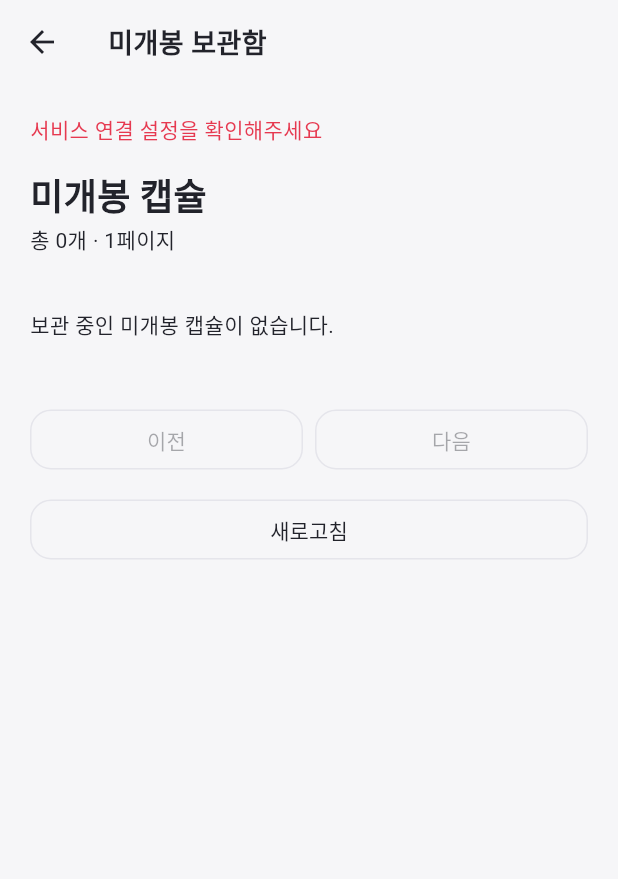
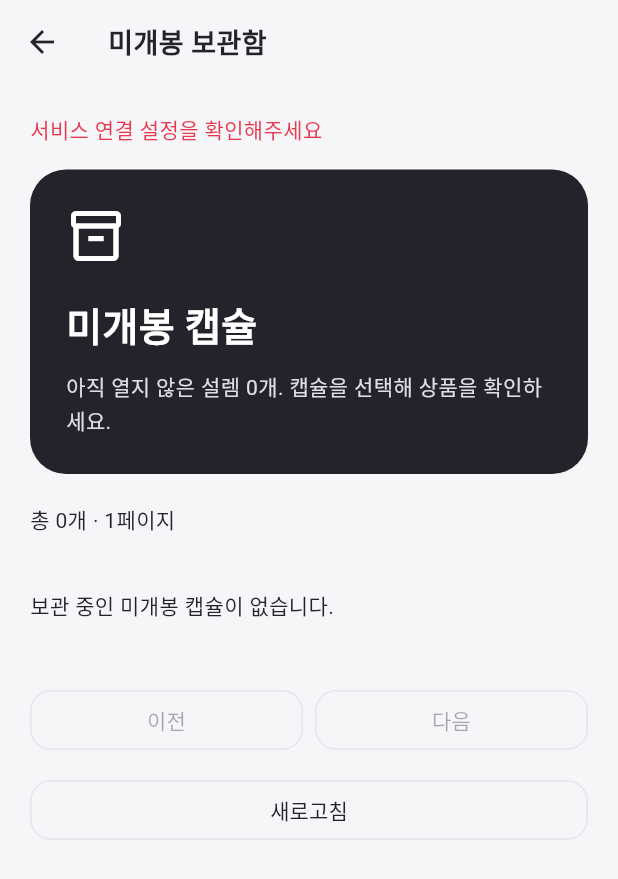
Before and after one commit to whysobara-rgb/-, a Flutter app: the OrderFlowPage screen opened directly with empty values, on a phone screen of 412 x 824 dp. Shown: the top 879 px of the screen. Run offline on Flutter 3.47's test engine with Material 3 defaults, Android fonts, the phone set to English and light mode, and no system bars; our stand-ins replace cached_network_image, flutter_secure_storage, shared_preferences; accounts and stored records are empty; Roboto replaces fonts that are missing (Pretendard).

Commit message:
Refine purchase confirmation and capsule reveal presentation

```diff
--- a/lib/features/orders/order_flow_page.dart
+++ b/lib/features/orders/order_flow_page.dart
@@ -1,6 +1,7 @@
 import 'package:flutter/material.dart';
 import 'package:provider/provider.dart';
 import '../../core/network/api_client.dart';
+import '../../core/theme/app_colors.dart';
 import '../../shared/providers/auth_provider.dart';
 import 'order_models.dart';
 import 'order_repository.dart';
@@ -155,6 +156,41 @@ class _OrderFlowPageState extends State<OrderFlowPage> {
     });
   }
 
+  Widget _summary(IconData icon, String title, String description) => Container(
+    margin: const EdgeInsets.only(bottom: 20),
+    padding: const EdgeInsets.all(24),
+    decoration: BoxDecoration(
+      color: AppColors.textPrimary,
+      borderRadius: BorderRadius.circular(24),
+    ),
+    child: Column(
+      crossAxisAlignment: CrossAxisAlignment.start,
+      children: [
+        Icon(icon, color: Colors.white, size: 40),
+        const SizedBox(height: 20),
+        Text(title, style: const TextStyle(color: Colors.white,
+            fontSize: 26, fontWeight: FontWeight.w800)),
+        const SizedBox(height: 10),
+        Text(description, style: const TextStyle(
+            color: Color(0xFFDEDEE4), height: 1.6)),
+      ],
+    ),
+  );
+
+  Widget _detail(String label, String value) => Padding(
+    padding: const EdgeInsets.symmetric(vertical: 10),
+    child: Row(
+      crossAxisAlignment: CrossAxisAlignment.start,
+      children: [
+        Expanded(child: Text(label,
+            style: const TextStyle(color: AppColors.textSecondary))),
+        const SizedBox(width: 16),
+        Flexible(child: Text(value, textAlign: TextAlign.end,
+            style: const TextStyle(fontWeight: FontWeight.w700))),
+      ],
+    ),
+  );
+
   Widget _button(
     String text,
     VoidCallback? action, {
@@ -179,7 +215,7 @@ class _OrderFlowPageState extends State<OrderFlowPage> {
             child: SizedBox(
               width: 64,
               height: 64,
-              child: prize.imageUrl == null
+              child: prize.imageUrl == null || prize.imageUrl!.isEmpty
                   ? const Icon(Icons.card_giftcard, size: 36)
                   : Image.network(
                       prize.imageUrl!,
@@ -218,13 +254,11 @@ class _OrderFlowPageState extends State<OrderFlowPage> {
   List<Widget> _content() {
     if (_opening != null) {
       return [
-        const Icon(Icons.check_circle_outline, size: 64, color: Colors.green),
-        const Text(
-          '상품이 보관함에 도착했어요',
-          style: TextStyle(fontSize: 24, fontWeight: FontWeight.bold),
-        ),
+        _summary(Icons.auto_awesome, '상품이 보관함에 도착했어요',
+            '새로운 컬렉션을 만나보세요. 아래 상품이 내 보관함에 저장되었습니다.'),
         _prize(_opening!.prize),
-        const Text('확인된 개봉 결과입니다. 다시 확인해도 같은 상품이 표시됩니다.'),
+        const Padding(padding: EdgeInsets.symmetric(vertical: 16),
+            child: Text('내 보관함에 저장했어요. 이 화면을 다시 열어도 같은 결과를 확인할 수 있습니다.')),
         _button('미개봉 보관함으로', _inventory),
         _button('확인하고 돌아가기', () async {
           await _run(() async {
@@ -236,14 +270,11 @@ class _OrderFlowPageState extends State<OrderFlowPage> {
     }
     if (_receipt != null) {
       return [
-        const Icon(Icons.inventory_2_outlined, size: 64),
-        const Text(
-          '구매가 완료됐어요',
-          style: TextStyle(fontSize: 24, fontWeight: FontWeight.bold),
-        ),
-        Text(
-          '${_receipt!.title}\n${_receipt!.quantity}개 · ${_receipt!.total} GP',
-        ),
+        _summary(Icons.check_circle_outline, '구매가 완료됐어요',
+            '열어볼 설렘을 보관했어요. 원하는 순간에 캡슐을 열어보세요.'),
+        _detail('구매 상품', _receipt!.title),
+        _detail('캡슐 수량', '${_receipt!.quantity}개'),
+        _detail('사용 GP', '${_receipt!.total} GP'),
         const Text('캡슐은 미개봉 상태로 보관됩니다. 원하는 때에 하나씩 열어보세요.'),
         _button('미개봉 보관함 보기', _inventory),
       ];
@@ -254,17 +285,17 @@ class _OrderFlowPageState extends State<OrderFlowPage> {
           '개봉 결과 확인',
           style: TextStyle(fontSize: 24, fontWeight: FontWeight.bold),
         ),
-        const Text('결과를 확인하기 전에는 다른 캡슐을 열지 않습니다.'),
+        const Text('개봉 결과를 불러오고 있어요. 연결이 끊겼다면 아래 버튼으로 이어서 확인해주세요.'),
         _button('저장된 결과 다시 확인', () => _recoverOpening(_openingId!)),
         if (_canRetryOpen) _button('이 캡슐 개봉 다시 요청', () => _open(_openingId!)),
       ];
     }
     if (_focused != null) {
       return [
-        Text(
-          _focusedOrder!.title,
-          style: const TextStyle(fontSize: 24, fontWeight: FontWeight.bold),
-        ),
+        _summary(Icons.inventory_2_outlined, '어떤 상품을 만나게 될까요?',
+            _focusedOrder!.title),
+        _detail('개봉 수량', '캡슐 1개'),
+        _detail('추가 결제', '0 GP'),
         const Text(
           '이 캡슐을 개봉하시겠어요?\n추가 GP 차감 없이 구매 당시 확률로 상품을 지급합니다. 개봉 후에는 미개봉 상태로 되돌릴 수 없습니다.',
         ),
@@ -299,10 +330,8 @@ class _OrderFlowPageState extends State<OrderFlowPage> {
     }
     if (_showInventory) {
       widgets.add(
-        const Text(
-          '미개봉 캡슐',
-          style: TextStyle(fontSize: 24, fontWeight: FontWeight.bold),
-        ),
+        _summary(Icons.inventory_2_outlined, '미개봉 캡슐',
+            '아직 열지 않은 설렘 $_total개. 캡슐을 선택해 상품을 확인하세요.'),
       );
       widgets.add(Text('총 $_total개 · $_page페이지'));
       if (_capsules.isEmpty && !_busy) {
@@ -318,6 +347,7 @@ class _OrderFlowPageState extends State<OrderFlowPage> {
           (c) => Card(
             child: ListTile(
               leading: const Icon(Icons.inventory_2_outlined),
+              contentPadding: const EdgeInsets.symmetric(horizontal: 20, vertical: 12),
               title: Text('미개봉 캡슐 · ${c.sequence}번'),
               subtitle: const Text('상품 정보를 확인하고 개봉하세요'),
               trailing: const Icon(Icons.chevron_right),
@@ -362,10 +392,12 @@ class _OrderFlowPageState extends State<OrderFlowPage> {
       widgets.add(_button('새로고침', () => _run(_load), primary: false));
     } else if (_pending == null && _odds != null) {
       widgets.addAll([
-        Text(
-          widget.title,
-          style: const TextStyle(fontSize: 24, fontWeight: FontWeight.bold),
-        ),
+        _summary(Icons.shopping_bag_outlined, '구매 전 마지막 확인', widget.title),
+        _detail('캡슐 1개', '${_odds!.price} GP'),
+        const SizedBox(height: 16),
+        const Text('어떤 상품이 들어 있나요?', style: TextStyle(
+            fontSize: 20, fontWeight: FontWeight.w800)),
+        const SizedBox(height: 8),
         const Text('구매 전 확률과 전환 GP를 확인해주세요.\n구매한 캡슐은 미개봉 보관함에 저장됩니다.'),
         ..._odds!.prizes.map((p) => _prize(p, odds: true)),
         Row(
```
